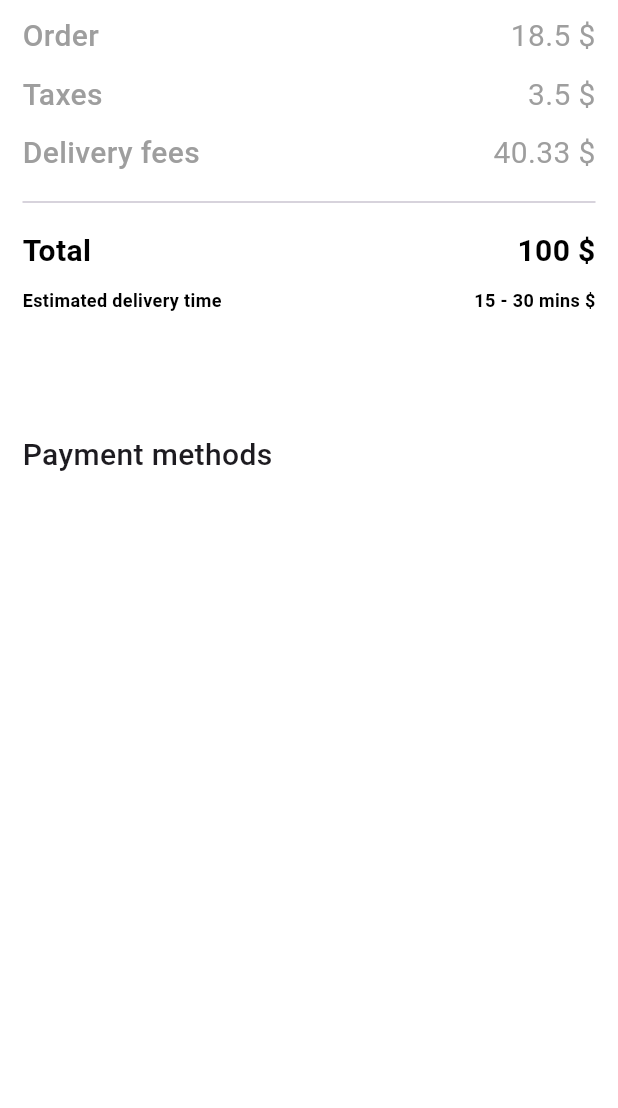
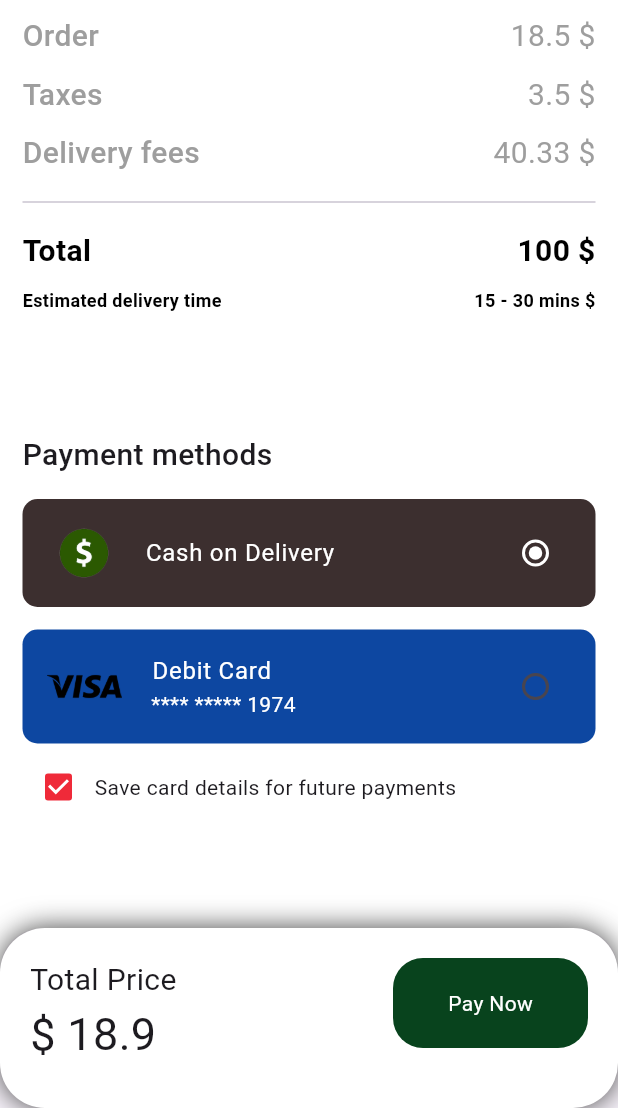
Before and after one commit to EngAhmedTamer/hungry, a Flutter app: the CheckoutView screen opened directly, on a phone screen of 412 x 824 dp, the part 128-1236 px from its top. Run offline on Flutter 3.47's test engine with Material 3 defaults, Android fonts, the phone set to English and light mode, and no system bars; our stand-ins replace flutter_svg, gap.

Commit message:
Before UI dev

```diff
--- a/lib/features/checkout/views/checkout_view.dart
+++ b/lib/features/checkout/views/checkout_view.dart
@@ -1,10 +1,22 @@
+import 'package:flutter/cupertino.dart';
 import 'package:flutter/material.dart';
 import 'package:gap/gap.dart';
+import 'package:hungry/core/constants/app_colors.dart';
 import 'package:hungry/features/checkout/widgets/order_details_widget.dart';
+import 'package:hungry/features/checkout/widgets/success_dialog.dart';
 import 'package:hungry/shared/custom_text.dart';
 
-class CheckoutView extends StatelessWidget {
+import '../../../shared/custom_button.dart';
+
+class CheckoutView extends StatefulWidget {
   const CheckoutView({super.key});
+
+  @override
+  State<CheckoutView> createState() => _CheckoutViewState();
+}
+
+class _CheckoutViewState extends State<CheckoutView> {
+  late String selectedMethod = 'Cash';
 
   @override
   Widget build(BuildContext context) {
@@ -18,6 +30,7 @@ class CheckoutView extends StatelessWidget {
       ),
       body: Padding(
         padding: const EdgeInsets.symmetric(horizontal: 15),
+        child: SingleChildScrollView(
           child: Column(
             crossAxisAlignment: CrossAxisAlignment.start,
             children: [
@@ -39,9 +52,99 @@ class CheckoutView extends StatelessWidget {
                 size: 20,
                 weight: FontWeight.w500,
               ),
-            Gap(20),
+              Gap(15),
+
+              ListTile(
+                onTap: ()=>setState(() =>selectedMethod = 'Cash'),
+                contentPadding: EdgeInsets.symmetric(vertical: 8,horizontal: 16),
+                shape: RoundedRectangleBorder(
+                  borderRadius: BorderRadius.circular(10),
+                ),
+                tileColor: Color(0xff3C2F2F),
+                leading: Image.asset('assets/icons/dollar.png',width: 50,),
+                title: CustomText(text:'Cash on Delivery',color: Colors.white,),
+                trailing: Radio<String>(
+                  activeColor: Colors.white,
+                  value: 'Cash',
+                  groupValue: selectedMethod ,
+                    onChanged: (v)=>setState(() =>selectedMethod = v!)
+                )
+              ),
+              Gap(15),
+              ListTile(
+                onTap: ()=>setState(() =>selectedMethod = 'Visa'),
+                contentPadding: EdgeInsets.symmetric(vertical: 2,horizontal: 16),
+                shape: RoundedRectangleBorder(
+                  borderRadius: BorderRadius.circular(10),
+                ),
+                tileColor: Colors.blue.shade900,
+                leading: Image.asset('assets/icons/visablack.png',width: 50,),
+                title: CustomText(text:' Debit Card',color: Colors.white,),
+                subtitle:CustomText(text:' **** ***** 1974',color: Colors.white,) ,
+                trailing: Radio<String>(
+                  activeColor: Colors.white,
+                  value: 'Visa',
+                  groupValue: selectedMethod ,
+                  onChanged: (v)=>setState(() =>selectedMethod = v!),
+                )
+              ),
+              Gap(5),
+              Row(
+                children: [
+                  Checkbox(
+                      activeColor: Color(0xffEF2A39),
+                      value: true, onChanged: (v){}),
+                  CustomText(text: 'Save card details for future payments')
+                ],
+              )
+
+
             ],
           ),
+        ),
+      ),
+      bottomSheet: Container(
+        decoration: BoxDecoration(
+          borderRadius: BorderRadius.circular(30),
+          color: Colors.white,
+          boxShadow: [
+            BoxShadow(
+              color: Colors.grey.shade800,
+              blurRadius: 15,
+              offset: Offset(0, 0),
+            )
+          ]
+        ),
+        height: 120,
+        child: Padding(
+          padding: const EdgeInsets.symmetric(horizontal: 20, vertical: 20),
+          child: Row(
+            crossAxisAlignment: CrossAxisAlignment.start,
+              mainAxisAlignment: MainAxisAlignment.spaceBetween,
+              children: [
+                Column(
+                    crossAxisAlignment: CrossAxisAlignment.start,
+                    children: [
+                      CustomText(text: 'Total Price', size: 20),
+                      CustomText(text: '\$ 18.9', size: 30),
+                    ]
+                ),
+                SizedBox(
+                    width: 130,
+                    height: 60,
+                    child: CustomButton(text: 'Pay Now',onTap: (){
+                      showDialog(context: context, builder: (c){
+                        return SuccessDialog()
+                          ;
+                      }
+                      );
+                    },)
+                ),
+
+              ]
+          ),
+        ),
+
       ),
     );
   }
--- a/pubspec.yaml
+++ b/pubspec.yaml
@@ -36,6 +36,7 @@ flutter:
     - assets/detail/
     - assets/sanDetails/
     - assets/sideDetails/
+    - assets/icons/
   # fonts:
   #   - family: Schyler
   #     fonts:
```
Also changed, not shown: lib/features/checkout/widgets/success_dialog.dart (added, +55 -0 lines), assets/icons/dollar.png (added), assets/icons/visa.png (added), assets/icons/visablack.png (added). Lines whose indentation alone changed are shown as unchanged.
